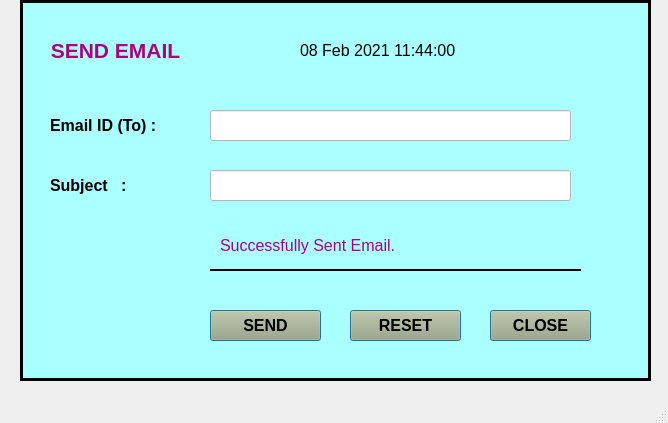
The window that TYR_2.0_18.5/ui/email_multiple_files.ui (sanjaymanegit/testRepo) describes before a commit, drawn with Qt 5.
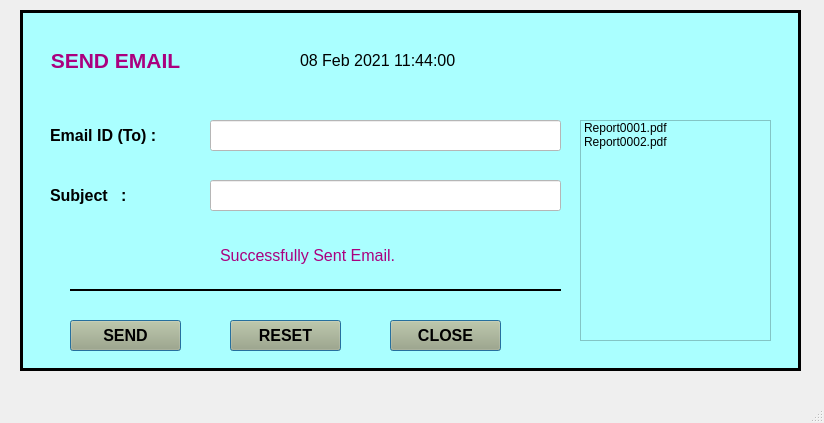
The same window after the commit.

What changed in the file:
```diff
--- a/TYR_2.0_18.5/ui/email_multiple_files.ui
+++ b/TYR_2.0_18.5/ui/email_multiple_files.ui
@@ -6,7 +6,7 @@
    <rect>
     <x>0</x>
     <y>0</y>
-    <width>668</width>
+    <width>824</width>
     <height>423</height>
    </rect>
   </property>
@@ -18,9 +18,9 @@
     <property name="geometry">
      <rect>
       <x>20</x>
-      <y>0</y>
-      <width>631</width>
-      <height>381</height>
+      <y>10</y>
+      <width>781</width>
+      <height>361</height>
      </rect>
     </property>
     <property name="font">
@@ -89,7 +89,7 @@
     <widget class="QPushButton" name="pushButton_6">
      <property name="geometry">
       <rect>
-       <x>190</x>
+       <x>50</x>
        <y>310</y>
        <width>111</width>
        <height>31</height>
@@ -123,7 +123,7 @@
     <widget class="QPushButton" name="pushButton_7">
      <property name="geometry">
       <rect>
-       <x>330</x>
+       <x>210</x>
        <y>310</y>
        <width>111</width>
        <height>31</height>
@@ -180,7 +180,7 @@
       <rect>
        <x>190</x>
        <y>110</y>
-       <width>361</width>
+       <width>351</width>
        <height>31</height>
       </rect>
      </property>
@@ -205,9 +205,9 @@
     <widget class="Line" name="line">
      <property name="geometry">
       <rect>
-       <x>190</x>
-       <y>260</y>
-       <width>371</width>
+       <x>50</x>
+       <y>270</y>
+       <width>491</width>
        <height>21</height>
       </rect>
      </property>
@@ -224,9 +224,9 @@
     <widget class="QPushButton" name="pushButton_8">
      <property name="geometry">
       <rect>
-       <x>470</x>
+       <x>370</x>
        <y>310</y>
-       <width>101</width>
+       <width>111</width>
        <height>31</height>
       </rect>
      </property>
@@ -308,7 +308,7 @@
       <rect>
        <x>190</x>
        <y>170</y>
-       <width>361</width>
+       <width>351</width>
        <height>31</height>
       </rect>
      </property>
@@ -330,6 +330,26 @@
       <enum>QLineEdit::Normal</enum>
      </property>
     </widget>
+    <widget class="QListWidget" name="listWidget">
+     <property name="geometry">
+      <rect>
+       <x>560</x>
+       <y>110</y>
+       <width>191</width>
+       <height>221</height>
+      </rect>
+     </property>
+     <item>
+      <property name="text">
+       <string>Report0001.pdf</string>
+      </property>
+     </item>
+     <item>
+      <property name="text">
+       <string>Report0002.pdf</string>
+      </property>
+     </item>
+    </widget>
    </widget>
   </widget>
   <widget class="QMenuBar" name="menubar">
```
Left out of the diff: 2 changed lines with no effect on the pictures.
